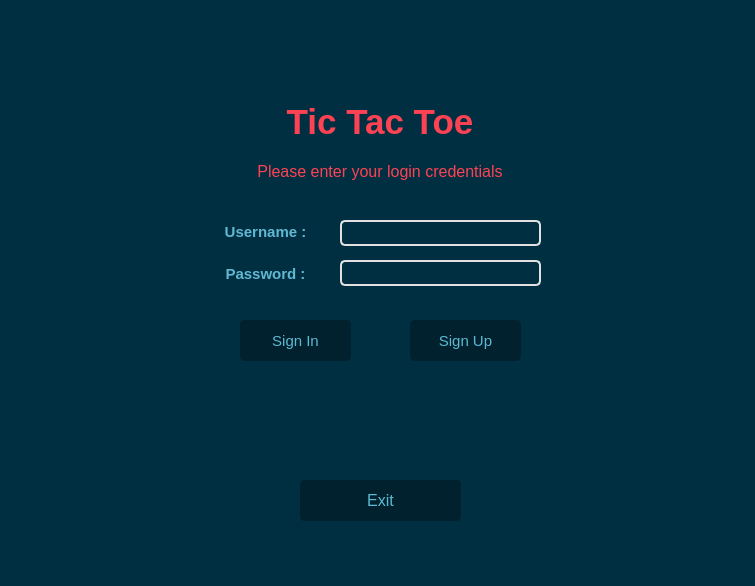
Old version of the form mainwindow.ui in the repository mo2menwael/Advanced-Tic-Tac-Toe.
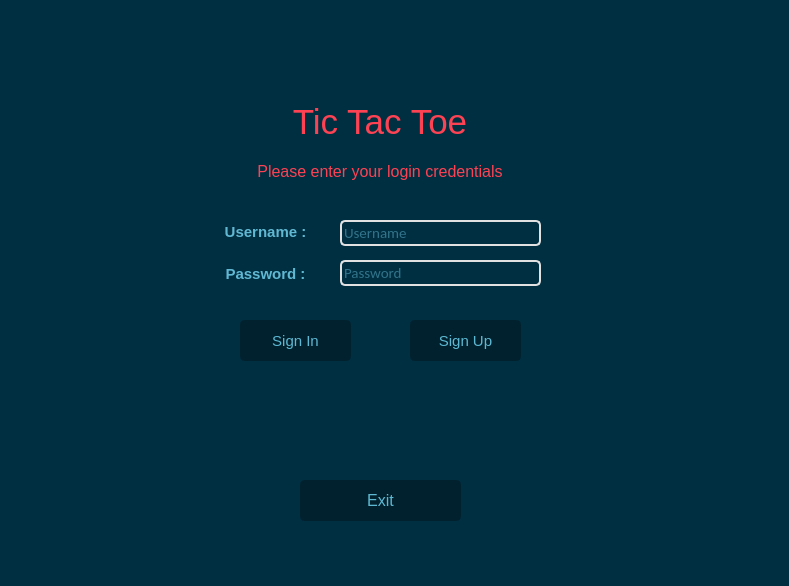
New version of the form. Icons and pictures are not drawn.

What changed in the file:
```diff
--- a/mainwindow.ui
+++ b/mainwindow.ui
@@ -6,7 +6,7 @@
    <rect>
     <x>0</x>
     <y>0</y>
-    <width>755</width>
+    <width>789</width>
     <height>586</height>
    </rect>
   </property>
@@ -97,6 +97,9 @@
     <property name="alignment">
      <set>Qt::AlignLeading|Qt::AlignLeft|Qt::AlignVCenter</set>
     </property>
+    <property name="placeholderText">
+     <string>Username</string>
+    </property>
    </widget>
    <widget class="QLineEdit" name="Password">
     <property name="geometry">
@@ -124,6 +127,9 @@
     <property name="alignment">
      <set>Qt::AlignLeading|Qt::AlignLeft|Qt::AlignVCenter</set>
     </property>
+    <property name="placeholderText">
+     <string>Password</string>
+    </property>
    </widget>
    <widget class="QPushButton" name="SignUp_Button">
     <property name="geometry">
@@ -228,7 +234,7 @@
         <font>
          <family>Segoe UI</family>
          <pointsize>26</pointsize>
-         <bold>true</bold>
+         <fontweight>Black</fontweight>
         </font>
        </property>
        <property name="styleSheet">
@@ -344,6 +350,40 @@
      <string>Exit</string>
     </property>
    </widget>
+   <widget class="QLabel" name="passimg">
+    <property name="geometry">
+     <rect>
+      <x>515</x>
+      <y>262</y>
+      <width>21</width>
+      <height>20</height>
+     </rect>
+    </property>
+    <property name="styleSheet">
+     <string notr="true">image: url(:/img/Images/pass.png);
+background: transparent;</string>
+    </property>
+    <property name="text">
+     <string/>
+    </property>
+   </widget>
+   <widget class="QLabel" name="label_2">
+    <property name="geometry">
+     <rect>
+      <x>510</x>
+      <y>219</y>
+      <width>31</width>
+      <height>28</height>
+     </rect>
+    </property>
+    <property name="styleSheet">
+     <string notr="true">background: transparent;
+image: url(:/img/Images/users.png);</string>
+    </property>
+    <property name="text">
+     <string/>
+    </property>
+   </widget>
   </widget>
   <widget class="QStatusBar" name="statusbar"/>
   <widget class="QMenuBar" name="menubar">
```
Left out of the diff: 16 changed lines with no effect on the pictures.
